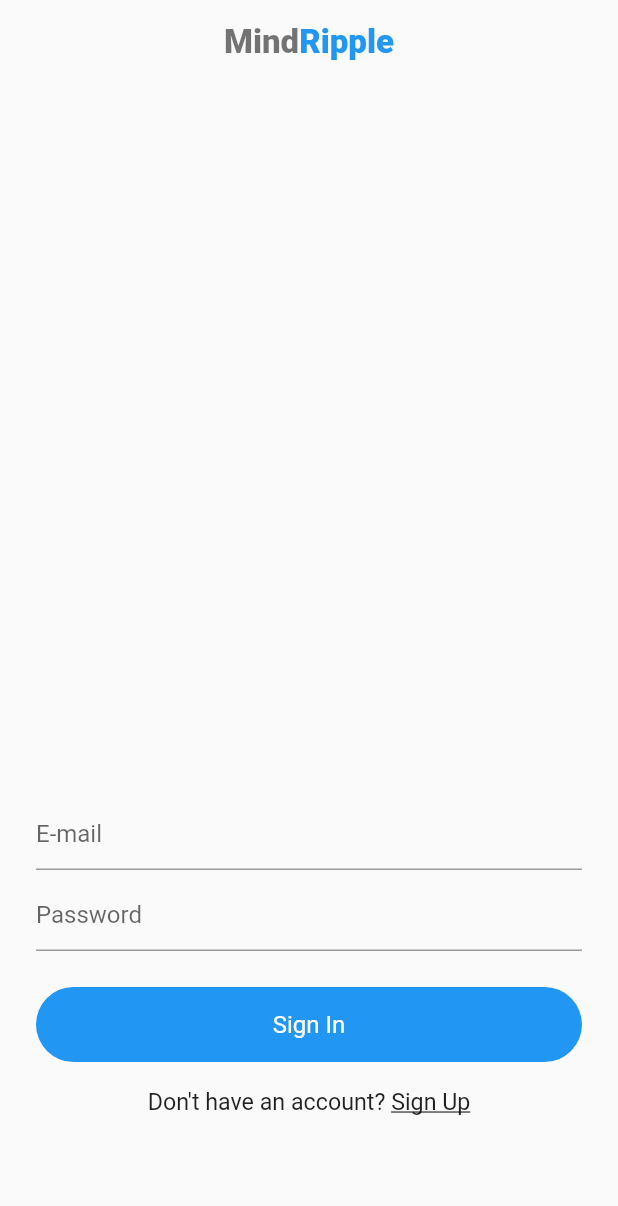
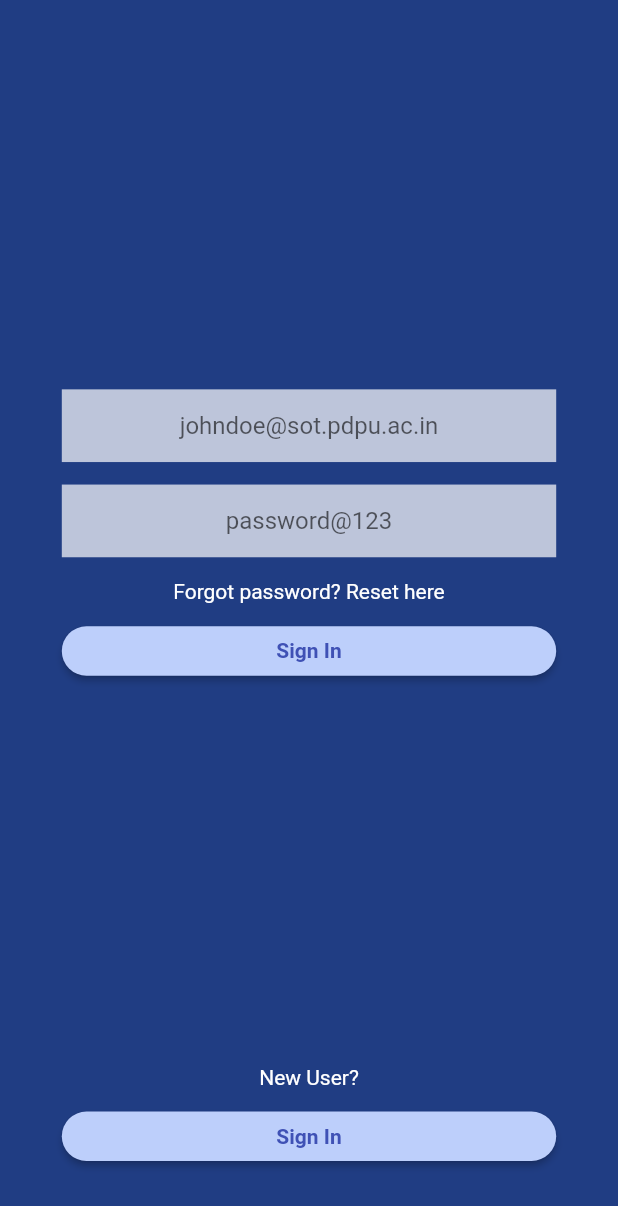
Before and after one commit to Encode-PDEU/mind-ripple-app, a Flutter app: the screen it shows after launch, on a phone screen of 412 x 824 dp. Shown: the top 1206 px of the screen. Run offline on Flutter 3.47's test engine with Material 2 defaults, Android fonts, the phone set to English and light mode, and no system bars; our stand-ins replace hexcolor.

Commit message:
Login screen basic

```diff
--- a/lib/main.dart
+++ b/lib/main.dart
@@ -1,8 +1,8 @@
 import 'package:flutter/material.dart';
-
 import './screens/home_screen.dart';
 import './screens/login_screen.dart';
 import './screens/quiz_screen.dart';
+import 'package:hexcolor/hexcolor.dart';
 
 void main() {
   runApp(const MindRipple());
@@ -17,16 +17,13 @@
   Widget build(BuildContext context) {
     return MaterialApp(
       title: 'Mind Ripple',
-      theme: ThemeData(
-        primarySwatch: Colors.blue,
-      ),
-      // home: const HomeScreen(),
-      // routes: {
-      //   LoginScreen.routeName: (context) => const LoginScreen(),
-      //   HomeScreen.routeName: (context) => const HomeScreen(),
-      //   QuizScreen.routeName: (context) => const QuizScreen(),
-      // },
-      home: LoginScreen(),
+      home: const LoginScreen(),
+      routes: {
+        LoginScreen.routeName: (context) => const LoginScreen(),
+        HomeScreen.routeName: (context) => const HomeScreen(),
+        QuizScreen.routeName: (context) => const QuizScreen(),
+      },
+      // home: LoginScreen(),
     );
   }
 }
--- a/lib/screens/login_screen.dart
+++ b/lib/screens/login_screen.dart
@@ -1,8 +1,9 @@
+import 'package:flutter/cupertino.dart';
 import 'package:flutter/material.dart';
-import 'package:mind_ripple/widgets/widgets.dart';
-
+import 'package:hexcolor/hexcolor.dart';
+import 'package:flutter/services.dart';
 import '../widgets/sample_widget.dart';
-import '../widgets/widgets.dart';
+import 'package:flutter/services.dart';
 
 /// [LoginScreen] is the first screen that the user will see.
 /// This screen has a login form.
@@ -10,7 +11,7 @@
 /// [SampleWidget] is used to display a sample text.
 
 class LoginScreen extends StatefulWidget {
-  // static const String routeName = '/auth';
+  static const String routeName = '/auth';
   const LoginScreen({super.key});
 
   @override
@@ -23,75 +24,93 @@
 
   @override
   Widget build(BuildContext context) {
+    final emailController = TextEditingController();
+    final passwordController = TextEditingController();
+
     return Scaffold(
-      appBar: AppBar(
-        title: appBar(context),
-        backgroundColor: Colors.transparent,
-        elevation: 0.0,
-        brightness: Brightness.light,
-      ),
-      body: Form(
-        key: _formKey,
-        child: Container(
-          margin: EdgeInsets.symmetric(horizontal: 24),
-          child: Column(
-            children: [
-              Spacer(),
-              TextFormField(
-                // validator: (val){return val.isEmpty ? "Enter E-mail ID" : null;},
-                decoration: InputDecoration(
-                  hintText: "E-mail"
+      backgroundColor: HexColor('#203D83'),
+      body: Center(
+        child: Column(
+          crossAxisAlignment: CrossAxisAlignment.center,
+          mainAxisAlignment: MainAxisAlignment.center,
+          children: <Widget>[
+            Spacer(),
+            SizedBox(
+              width: MediaQuery.of(context).size.width / 10 * 8,
+              height: MediaQuery.of(context).size.height / 17,
+              child: DecoratedBox(
+                decoration: BoxDecoration(
+                  color: Colors.white70,
                 ),
-                onChanged: (val){email = val;},
-              ),
-              SizedBox(height: 6,),
-              TextFormField(
-                // validator: (val){return val.isEmpty ? "Enter password" : null;},
-                decoration: InputDecoration(
-                    hintText: "Password"
-                ),
-                onChanged: (val){password = val;},
-              ),
-              SizedBox(height: 24,),
-              Container(
-                height: 50,
-                decoration: BoxDecoration(
-                  color: Colors.blue,
-                  borderRadius: BorderRadius.circular(30.0),
-                ),
-                alignment: Alignment.center,
-                width: MediaQuery.of(context).size.width - 48,
-                child: Text(
-                  'Sign In',
-                  style: TextStyle(
-                    color: Colors.white,
-                    fontSize: 16.0,
+                child: new TextField(
+                  // controller: emailController,
+                  textAlign: TextAlign.center,
+                  decoration: new InputDecoration(
+                    hintText: 'johndoe@sot.pdpu.ac.in',
+                    border: InputBorder.none
                   ),
                 ),
               ),
-              SizedBox(height: 18,),
-              Row(
-                mainAxisAlignment: MainAxisAlignment.center,
-                children: [
-                  Text(
-                    'Don\'t have an account? ',
-                    style: TextStyle(
-                      fontSize: 15.5,
-                    ),
+            ),
+            SizedBox(height: 15.0,),
+            SizedBox(
+              width: MediaQuery.of(context).size.width / 10 * 8,
+              height: MediaQuery.of(context).size.height / 17,
+              child: DecoratedBox(
+                decoration: BoxDecoration(
+                  color: Colors.white70,
+                ),
+                child: new TextField(
+                  // controller: passwordController,
+                  obscureText: true,
+                  textAlign: TextAlign.center,
+                  decoration: new InputDecoration(
+                      hintText: 'password@123',
+                      border: InputBorder.none
                   ),
-                  Text(
-                    'Sign Up',
-                    style: TextStyle(
-                      fontSize: 15.5,
-                      decoration: TextDecoration.underline,
-                    ),
-                  )
-                ],
+                ),
               ),
-
-              SizedBox(height: 80,),
-            ],
-          ),
+            ),
+            SizedBox(height: 15.0,),
+            Text('Forgot password? Reset here', style: TextStyle(color: Colors.white),),
+            SizedBox(height: 15.0,),
+            Container(
+              width: MediaQuery.of(context).size.width / 10 * 8,
+              height: MediaQuery.of(context).size.height / 25,
+              child: ElevatedButton(
+                style: ButtonStyle(
+                  backgroundColor: MaterialStatePropertyAll<HexColor>(HexColor('#BDCFFB')),
+                  shape: MaterialStateProperty.all<RoundedRectangleBorder>(RoundedRectangleBorder(
+                    borderRadius: BorderRadius.circular(MediaQuery.of(context).size.height / 50),
+                  ))
+                ),
+                child: const Text('Sign In', style: TextStyle(color: Colors.indigo, fontWeight: FontWeight.bold),),
+                onPressed: () {
+                  // _submitForm(emailController.text.toString().trim(), passwordController.text.toString().trim(), context);
+                },
+              ),
+            ),
+            Spacer(),
+            Text('New User?', style: TextStyle(color: Colors.white),),
+            SizedBox(height: 15.0,),
+            Container(
+              width: MediaQuery.of(context).size.width / 10 * 8,
+              height: MediaQuery.of(context).size.height / 25,
+              child: ElevatedButton(
+                style: ButtonStyle(
+                    backgroundColor: MaterialStatePropertyAll<HexColor>(HexColor('#BDCFFB')),
+                    shape: MaterialStateProperty.all<RoundedRectangleBorder>(RoundedRectangleBorder(
+                      borderRadius: BorderRadius.circular(MediaQuery.of(context).size.height / 50),
+                    ))
+                ),
+                child: const Text('Sign In', style: TextStyle(color: Colors.indigo, fontWeight: FontWeight.bold),),
+                onPressed: () {
+                  // _submitForm(emailController.text.toString().trim(), passwordController.text.toString().trim(), context);
+                },
+              ),
+            ),
+            SizedBox(height: 50,)
+          ],
         ),
       ),
     );
--- a/lib/widgets/widgets.dart
+++ /dev/null
@@ -1,27 +0,0 @@
-import 'package:flutter/material.dart';
-
-Widget appBar(BuildContext context) {
-  return Center(
-    child: RichText(
-      text: TextSpan(
-        style: TextStyle(fontSize: 22),
-        children: const <TextSpan>[
-          TextSpan(
-            text: 'Mind',
-            style: TextStyle(
-              fontWeight: FontWeight.w800,
-              color: Colors.black54
-            )
-          ),
-          TextSpan(
-              text: 'Ripple',
-              style: TextStyle(
-                  fontWeight: FontWeight.w800,
-                  color: Colors.blue
-              )
-          ),
-        ],
-      ),
-    ),
-  );
-}
--- a/pubspec.yaml
+++ b/pubspec.yaml
@@ -29,6 +29,7 @@
 # the latest version available on pub.dev. To see which dependencies have newer
 # versions available, run `flutter pub outdated`.
 dependencies:
+  hexcolor: ^3.0.1
   flutter:
     sdk: flutter
 
```
Also changed, not shown: pubspec.lock.
